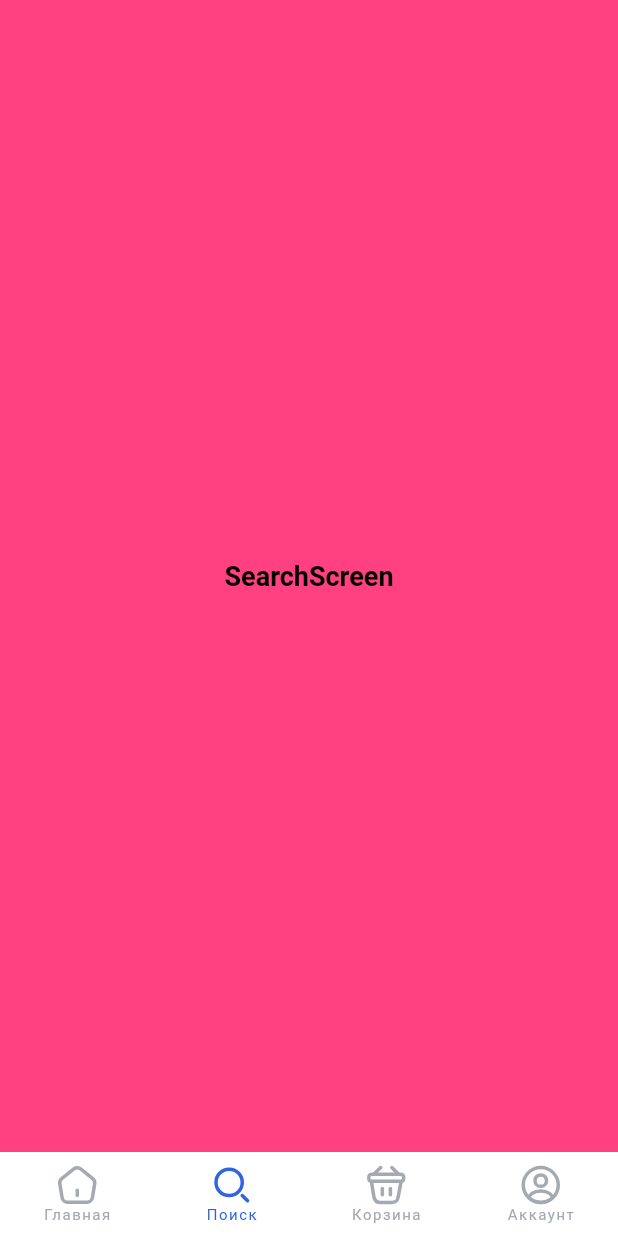
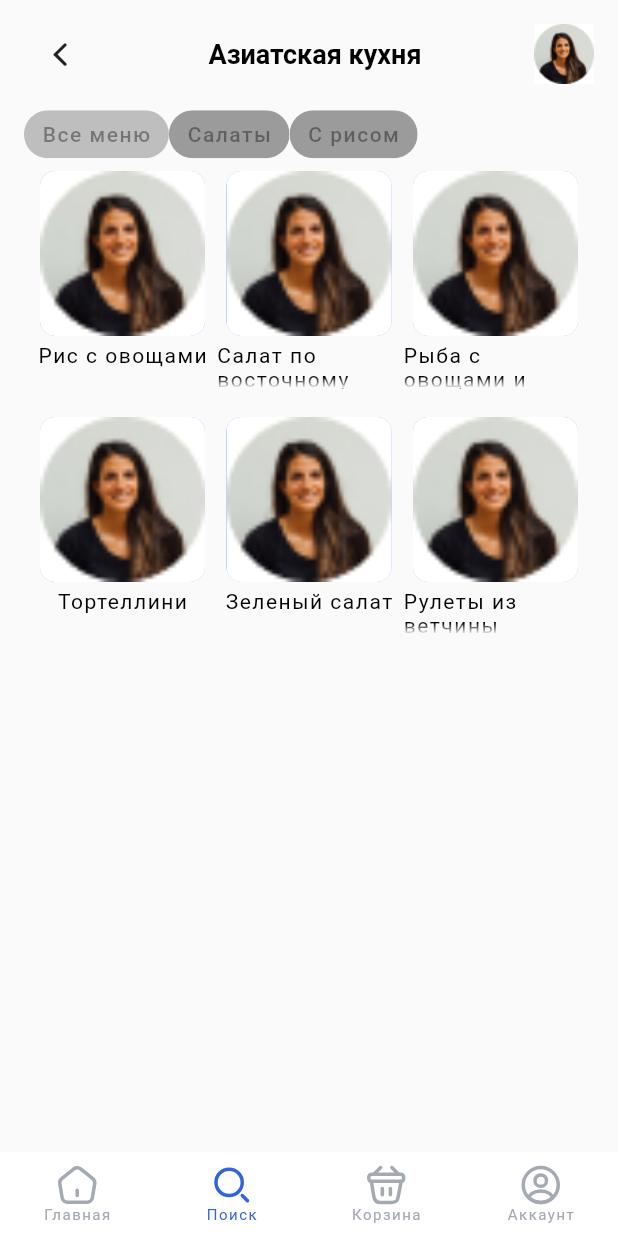
Before and after one commit to arrenaid/kitchen, a Flutter app: the screen it shows after launch, item 2 of the bottom bar chosen, on a phone screen of 412 x 824 dp. Run offline on Flutter 3.47's test engine with Material 2 defaults, Android fonts, the phone set to English and light mode, and no system bars; our stand-ins replace bloc, equatable, flutter_bloc, flutter_svg.

Commit message:
add kitchen_screen.dart and blue_button.dart widget

```diff
--- a/lib/bloc/navi_bloc.dart
+++ b/lib/bloc/navi_bloc.dart
@@ -1,11 +1,11 @@
 import 'package:bloc/bloc.dart';
 import 'package:flutter/material.dart';
 import 'package:equatable/equatable.dart';
+import 'package:kitchen/screens/kitchen_screen.dart';
 
 import '../screens/bag_screen.dart';
 import '../screens/main_screen.dart';
 import '../screens/profile_screen.dart';
-import '../screens/search_screen.dart';
 
 part 'navi_event.dart';
 part 'navi_state.dart';
@@ -16,7 +16,7 @@ class NaviBloc extends Bloc<NaviEvent, NaviState> {
   NaviBloc()
       : super(NaviState(0, [
     MainScreen(),
-    SearchScreen(),
+    KitchenScreen(),//SearchScreen(),
     BagScreen(),
     ProfileScreen()
   ])) {
--- a/lib/constans.dart
+++ b/lib/constans.dart
@@ -5,6 +5,12 @@ const TextStyle tsHeadline1 = TextStyle(
   //fontFamily: '',
   fontWeight: FontWeight.bold,
   color: Colors.black,
+);
+const TextStyle tsHeadline3 = TextStyle(
+  fontSize: 16,
+  //fontFamily: '',
+  color: Colors.white,
+  letterSpacing: 0.1,
 );
 const TextStyle tsSubhead1 = TextStyle(
   fontSize: 14,
@@ -29,6 +35,7 @@ const TextStyle tsTab = TextStyle(
 const Color clrBlueActive = Color(0xFF3364E0);
 const Color clrGreyInactive = Color(0xFFA5A9B2);
 const Color clrCounter = Color(0xFFEFEEEC);
+const Color clrBackMeal = Color(0xFFF8F7F5);
 
 const String iconNaviMain = 'assets/icons/home.svg';
 const String iconNaviSearch = 'assets/icons/search-normal.svg';
--- a/lib/main.dart
+++ b/lib/main.dart
@@ -1,5 +1,6 @@
 import 'package:flutter/material.dart';
 import 'package:kitchen/screens/bag_screen.dart';
+import 'package:kitchen/screens/kitchen_screen.dart';
 import 'package:kitchen/screens/main_screen.dart';
 import 'package:kitchen/screens/navi_screen.dart';
 import 'package:kitchen/screens/profile_screen.dart';
@@ -26,7 +27,7 @@ class MyApp extends StatelessWidget {
         BagScreen.route: (context) => const BagScreen(),
         ProfileScreen.route: (context) => const ProfileScreen(),
         NaviScreen.route: (context) => const NaviScreen(),
-
+        KitchenScreen.route: (context) => const KitchenScreen(),
       },
       initialRoute: NaviScreen.route,
     );
--- /dev/null
+++ b/lib/screens/kitchen_screen.dart
@@ -0,0 +1,191 @@
+import 'package:flutter/cupertino.dart';
+import 'package:flutter/material.dart';
+import 'package:kitchen/widgets/blue_button.dart';
+
+import '../constans.dart';
+
+class KitchenScreen extends StatelessWidget {
+  const KitchenScreen({Key? key}) : super(key: key);
+  static const String route = "KitchenScreen";
+
+  @override
+  Widget build(BuildContext context) {
+    var listMeals = ['Рис с овощами','Салат по восточному',
+      'Рыба с овощами и рисом','Тортеллини','Зеленый салат','Рулеты из ветчины'
+    ];
+    return Scaffold(
+      body: SafeArea(
+        child: Padding(
+          padding: const EdgeInsets.symmetric(horizontal: 16.0),
+          child: Column(
+            children: [
+          Padding(
+          padding: const EdgeInsets.symmetric(vertical: 15.0),
+          child: SizedBox(
+            height: 42,
+            child: Row(
+                children: [
+                  IconButton(onPressed: (){}, icon: Icon(CupertinoIcons.back)),
+                  const Expanded(child: SizedBox(width: 1,)),
+                  const Text('Азиатская кухня',style: tsHeadline1,),
+                  const Expanded(child: SizedBox(width: 1,)),
+                  CircleAvatar(child: Image.asset(imgAvatar),),
+                ]
+            ),
+          ),
+        ),
+              //chip
+              SizedBox(
+                height: 35,
+                child: ListView(
+                  scrollDirection: Axis.horizontal,
+                  children: [
+                    ChoiceChip(label: Text('Все меню',
+                      style: tsSubhead1,),
+                      selected: true, backgroundColor: clrBlueActive,),
+                    ChoiceChip(label: Text('Салаты',
+                      style: tsSubhead1,),
+                      selected: false, ),
+                    ChoiceChip(label: Text('С рисом',
+                      style: tsSubhead1,),
+                      selected: false, backgroundColor: clrGreyInactive,),
+                  ],
+                ),
+              ),
+              //GridMeals
+              Expanded(
+                child: GridMeals(listMeals: listMeals),
+              ),
+            ],
+
+          ),
+        ),
+      ),
+    ) ;
+  }
+}
+
+class GridMeals extends StatelessWidget {
+  const GridMeals({
+    Key? key,
+    required this.listMeals,
+  }) : super(key: key);
+
+  final List<String> listMeals;
+
+  @override
+  Widget build(BuildContext context) {
+    return GridView.builder(
+      padding: const EdgeInsets.symmetric(horizontal: 4, vertical: 7),
+      gridDelegate: const SliverGridDelegateWithMaxCrossAxisExtent(
+          maxCrossAxisExtent: 144,
+          childAspectRatio: 109/144,
+          crossAxisSpacing: 1,
+          mainAxisSpacing: 1),
+        itemCount: listMeals.length,
+        itemBuilder: (context, index){
+        return GestureDetector(
+          onTap: (){
+            buildShowDialog(context, listMeals[index]);
+          },
+          child: Column(
+            children: [
+              Container(
+                width: 110,
+                height: 110,
+                decoration: BoxDecoration(
+                  borderRadius: BorderRadius.circular(10),
+                  color: Colors.blueAccent[100],
+                ),
+                child: ClipRRect(
+                  borderRadius: BorderRadius.circular(10),
+                    child: Image.asset(imgAvatar, fit: BoxFit.cover,)),
+              ),
+              const SizedBox(height: 5,),
+              SizedBox(
+                height: 30,
+                child: Text(listMeals[index], style: tsSubhead1,
+                  overflow: TextOverflow.fade,),
+              )
+            ],
+          ),
+        );
+        }
+    );
+  }
+
+  Future<String?> buildShowDialog(BuildContext context, String meal) {
+    var price = 390;
+    var weight = 420;
+    var discription = 'Рыба маринованная со специями, лимонным соком, соевым соусом и запечeнная в духовке с лучком, томатами и картошечкой под золотистой майонезно-сырной шубкой';
+    return showDialog<String>(
+      context: context,
+      builder: (BuildContext context) => AlertDialog(
+        backgroundColor: Colors.white,
+        shape: const RoundedRectangleBorder(
+            borderRadius: BorderRadius.all(Radius.circular(15.0))),
+        content: SingleChildScrollView(
+          physics: const BouncingScrollPhysics(),
+          child: Column(
+            children: [
+              Container(
+                height: 232,
+                decoration: BoxDecoration(
+                  color: clrBackMeal,
+                  borderRadius: BorderRadius.circular(10),
+                ),
+                child: Stack(
+                  children: [
+                    Padding(
+                      padding: const EdgeInsets.all(14),
+                      child: Center(
+                        child: Image.asset(imgAvatar),
+                      ),
+                    ),
+
+                  ],
+                ),
+              ),
+              const SizedBox(height: 8),
+              Align(
+                alignment: Alignment.topLeft,
+                child: Text(
+                  meal,
+                  style: tsHeadline3.copyWith(color: Colors.black),
+                  textAlign: TextAlign.left,
+                ),
+              ),
+              const SizedBox(height: 8),
+              Align(
+                alignment: Alignment.topLeft,
+                child: RichText(
+                  text: TextSpan(
+                    text: '$price ₽',
+                    style: tsSubhead1,
+                    children: <TextSpan>[
+                      TextSpan(
+                        text: ' · $weightг',
+                        style: tsSubhead1.copyWith(
+                            color: Colors.black.withOpacity(0.5)),
+                      ),
+                    ],
+                  ),
+                ),
+              ),
+              const SizedBox(height: 8),
+          Text(
+                    discription,
+                    textAlign: TextAlign.left,
+                    style: tsSubhead1.copyWith(color: Colors.black.withOpacity(0.65)),
+                  ),
+
+              const SizedBox(height: 16),
+              BlueButton( onTap: () => Navigator.pop(context, 'OK'),
+                  title: 'Добавить в корзину')
+            ],
+          ),
+        ),
+      ),
+    );
+  }
+}
--- a/lib/widgets/location_upper.dart
+++ b/lib/widgets/location_upper.dart
@@ -9,7 +9,9 @@ class LocationWidget extends StatelessWidget {
 
   @override
   Widget build(BuildContext context) {
-    return SizedBox(
+    return Padding(
+      padding: const EdgeInsets.symmetric(vertical: 15.0),
+      child: SizedBox(
         height: 42,
         child: Row(
             children: [
@@ -26,6 +28,7 @@ class LocationWidget extends StatelessWidget {
               CircleAvatar(child: Image.asset(imgAvatar),),
             ]
         ),
+      ),
     );
   }
 }
```
Also changed, not shown: lib/screens/bag_screen.dart (+15 -5 lines), lib/widgets/blue_button.dart (added, +31 -0 lines). Lines whose indentation alone changed are shown as unchanged.
